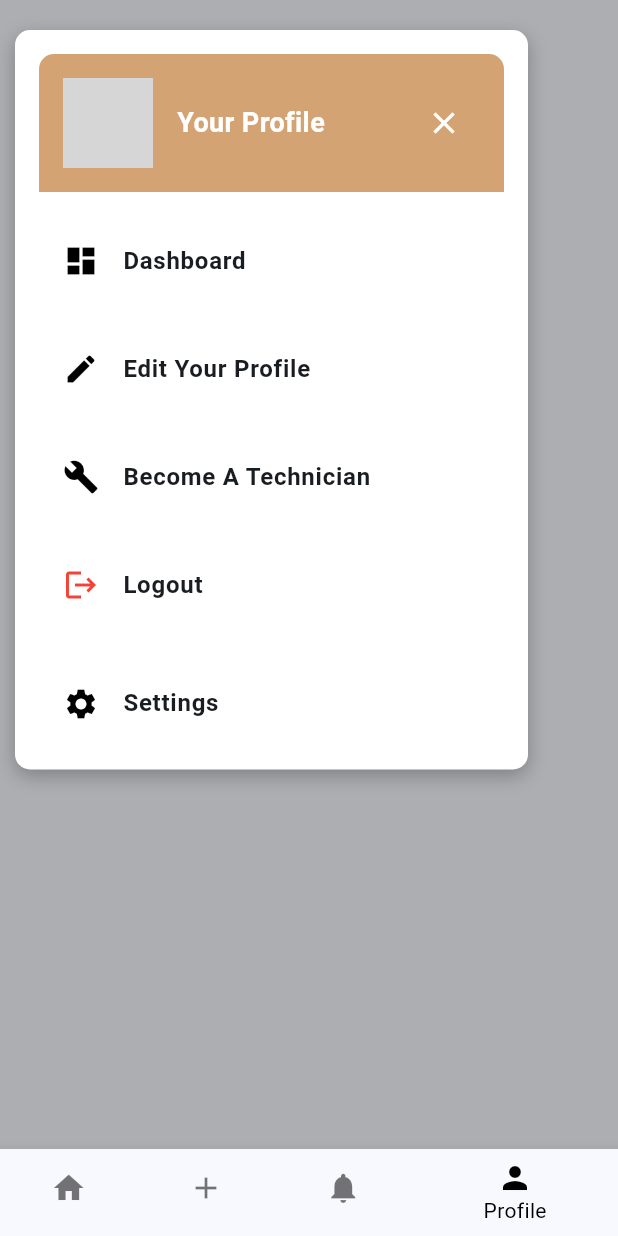
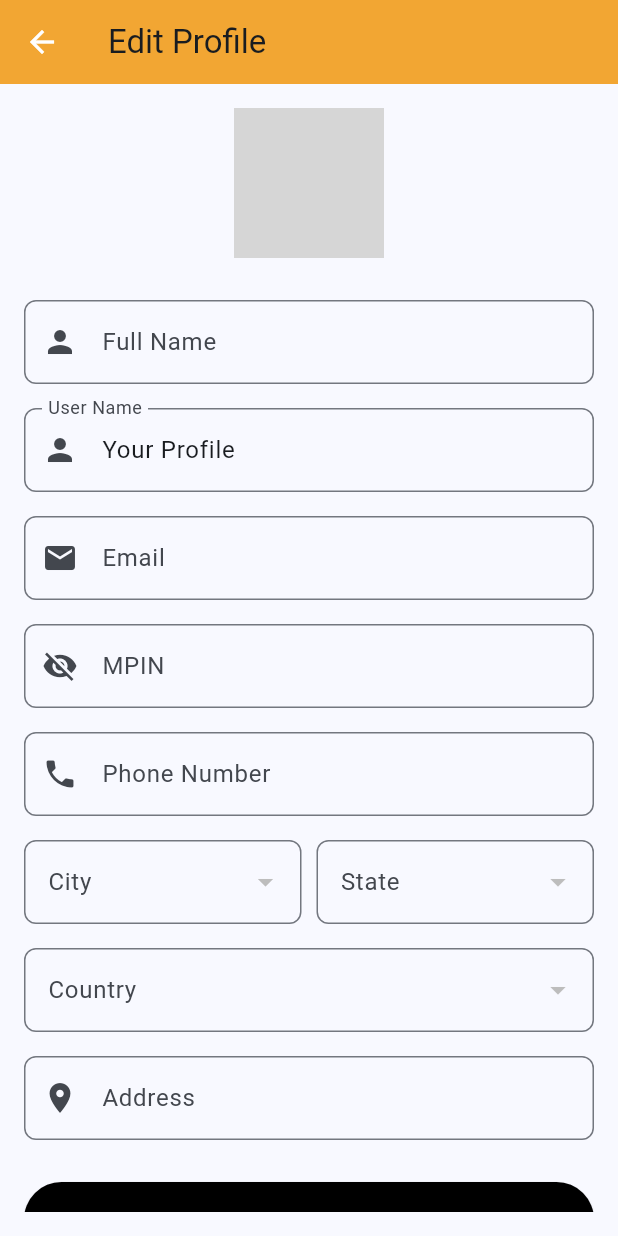
Before and after one commit to Humer-r5/Extra-Cash-App, a Flutter app: the HomePage screen opened directly, item 4 of the bottom bar chosen, after a tap on "Edit Your Profile", on a phone screen of 412 x 824 dp. Run offline on Flutter 3.47's test engine with Material 3 defaults, Android fonts, the phone set to English and light mode, and no system bars; grey boxes are pictures that could not be loaded.

Commit message:
added and updated profile pages

```diff
--- /dev/null
+++ b/lib/screens/edit_profile.dart
@@ -0,0 +1,144 @@
+import 'package:flutter/material.dart';
+
+class EditProfilePage extends StatefulWidget {
+  final String currentName;
+  const EditProfilePage({super.key, required this.currentName});
+
+  @override
+  _EditProfilePageState createState() => _EditProfilePageState();
+}
+
+class _EditProfilePageState extends State<EditProfilePage> {
+  late TextEditingController _nameController;
+
+  @override
+  void initState() {
+    super.initState();
+    _nameController = TextEditingController(text: widget.currentName);
+  }
+
+  @override
+  Widget build(BuildContext context) {
+    return Scaffold(
+      appBar: AppBar(
+        title: const Text("Edit Profile"),
+        backgroundColor: const Color.fromARGB(253, 242, 165, 49),
+        leading: IconButton(
+          icon: const Icon(Icons.arrow_back, color: Colors.white),
+          onPressed: () {
+            Navigator.pop(context);
+          },
+        ),
+      ),
+      body: Padding(
+        padding: const EdgeInsets.all(16.0),
+        child: SingleChildScrollView(
+          child: Column(
+            children: [
+              Center(
+                child: Stack(
+                  children: [
+                    const CircleAvatar(
+                      radius: 50,
+                      backgroundImage: AssetImage("assets/profile_pic.jpg"),
+                    ),
+                    Positioned(
+                      bottom: 0,
+                      right: 0,
+                      child: Container(
+                        padding: const EdgeInsets.all(4),
+                        decoration: const BoxDecoration(
+                          color: Colors.white,
+                          shape: BoxShape.circle,
+                        ),
+                        child: const Icon(
+                          Icons.camera_alt,
+                          color: Colors.black,
+                        ),
+                      ),
+                    ),
+                  ],
+                ),
+              ),
+              const SizedBox(height: 20),
+              _buildTextField("Full Name", Icons.person),
+              _buildTextField(
+                "User Name",
+                Icons.person,
+                controller: _nameController,
+              ),
+              _buildTextField("Email", Icons.email),
+              _buildTextField("MPIN", Icons.visibility_off),
+              _buildTextField("Phone Number", Icons.phone),
+              Row(
+                children: [
+                  Expanded(child: _buildDropdown("City")),
+                  const SizedBox(width: 10),
+                  Expanded(child: _buildDropdown("State")),
+                ],
+              ),
+              _buildDropdown("Country"),
+              _buildTextField("Address", Icons.location_on),
+              const SizedBox(height: 20),
+              SizedBox(
+                width: double.infinity,
+                child: ElevatedButton(
+                  onPressed: () {
+                    Navigator.pop(
+                      context,
+                      _nameController.text,
+                    ); // Pass updated name back
+                  },
+                  style: ElevatedButton.styleFrom(
+                    backgroundColor: Colors.black,
+                    padding: const EdgeInsets.symmetric(vertical: 15),
+                  ),
+                  child: const Text(
+                    "Confirm",
+                    style: TextStyle(color: Colors.white),
+                  ),
+                ),
+              ),
+            ],
+          ),
+        ),
+      ),
+    );
+  }
+
+  Widget _buildTextField(
+    String label,
+    IconData icon, {
+    TextEditingController? controller,
+    bool readOnly = false,
+    String initialValue = "",
+  }) {
+    return Padding(
+      padding: const EdgeInsets.symmetric(vertical: 8.0),
+      child: TextFormField(
+        controller: controller,
+        readOnly: readOnly,
+        initialValue: controller == null ? initialValue : null,
+        decoration: InputDecoration(
+          labelText: label,
+          prefixIcon: Icon(icon),
+          border: OutlineInputBorder(borderRadius: BorderRadius.circular(8.0)),
+        ),
+      ),
+    );
+  }
+
+  Widget _buildDropdown(String label) {
+    return Padding(
+      padding: const EdgeInsets.symmetric(vertical: 8.0),
+      child: DropdownButtonFormField(
+        decoration: InputDecoration(
+          labelText: label,
+          border: OutlineInputBorder(borderRadius: BorderRadius.circular(8.0)),
+        ),
+        items: const [],
+        onChanged: (value) {},
+      ),
+    );
+  }
+}
--- a/lib/screens/profile_page.dart
+++ b/lib/screens/profile_page.dart
@@ -1,8 +1,16 @@
 import 'package:flutter/material.dart';
 import 'dart:ui';
+import 'edit_profile.dart'; // Import EditProfilePage
 
-class ProfilePage extends StatelessWidget {
+class ProfilePage extends StatefulWidget {
   const ProfilePage({super.key});
+
+  @override
+  _ProfilePageState createState() => _ProfilePageState();
+}
+
+class _ProfilePageState extends State<ProfilePage> {
+  String userName = "Your Profile"; // Default name
 
   @override
   Widget build(BuildContext context) {
@@ -43,10 +51,13 @@ class ProfilePage extends StatelessWidget {
                 Container(
                   padding: const EdgeInsets.all(16),
                   decoration: BoxDecoration(
-                    color: const Color(
-                      0xFFD4A373,
+                    color: const Color.fromARGB(
+                      255,
+                      242,
+                      165,
+                      49,
                     ), // Exact color from reference image
-                    borderRadius: BorderRadius.vertical(
+                    borderRadius: const BorderRadius.vertical(
                       top: Radius.circular(10),
                     ),
                   ),
@@ -57,9 +68,9 @@ class ProfilePage extends StatelessWidget {
                         backgroundImage: AssetImage("assets/profile_pic.jpg"),
                       ),
                       const SizedBox(width: 16),
-                      const Text(
-                        "Your Profile",
-                        style: TextStyle(
+                      Text(
+                        userName,
+                        style: const TextStyle(
                           fontSize: 18,
                           fontWeight: FontWeight.bold,
                           color: Colors.white,
@@ -80,21 +91,45 @@ class ProfilePage extends StatelessWidget {
                   height: 10,
                 ), // Spacing between header and menu items
                 // Profile Menu Items
-                _buildMenuItem(Icons.dashboard, "Dashboard"),
-                _buildMenuItem(Icons.edit, "Edit Your Profile"),
-                _buildMenuItem(Icons.build, "Become A Technician"),
-                _buildMenuItem(Icons.logout, "Logout", iconColor: Colors.red),
+                _buildMenuItem(Icons.dashboard, "Dashboard", context),
+                _buildMenuItem(
+                  Icons.edit,
+                  "Edit Your Profile",
+                  context,
+                  onTap: () async {
+                    final updatedName = await Navigator.push(
+                      context,
+                      MaterialPageRoute(
+                        builder:
+                            (context) => EditProfilePage(currentName: userName),
+                      ),
+                    );
+
+                    if (updatedName != null && updatedName.isNotEmpty) {
+                      setState(() {
+                        userName = updatedName; // Update the profile name
+                      });
+                    }
+                  },
+                ),
+                _buildMenuItem(Icons.build, "Become A Technician", context),
+                _buildMenuItem(
+                  Icons.logout,
+                  "Logout",
+                  context,
+                  iconColor: Colors.red,
+                ),
 
                 const SizedBox(height: 15), // More spacing at bottom
                 // Settings at the bottom
-                ListTile(
-                  leading: const Icon(Icons.settings, color: Colors.black),
-                  title: const Text(
-                    "Settings",
-                    style: TextStyle(fontWeight: FontWeight.bold),
-                  ),
-                  onTap: () {},
-                ),
+                // ListTile(
+                //   leading: const Icon(Icons.settings, color: Colors.black),
+                //   title: const Text(
+                //     "Settings",
+                //     style: TextStyle(fontWeight: FontWeight.bold),
+                //   ),
+                //   onTap: () {},
+                // ),
               ],
             ),
           ),
@@ -106,15 +141,17 @@ class ProfilePage extends StatelessWidget {
   // Menu Item Builder for Consistency
   Widget _buildMenuItem(
     IconData icon,
-    String title, {
+    String title,
+    BuildContext context, {
     Color iconColor = Colors.black,
+    VoidCallback? onTap,
   }) {
     return Padding(
       padding: const EdgeInsets.symmetric(vertical: 8), // Increased spacing
       child: ListTile(
         leading: Icon(icon, color: iconColor),
         title: Text(title, style: const TextStyle(fontWeight: FontWeight.bold)),
-        onTap: () {},
+        onTap: onTap ?? () {},
       ),
     );
   }
```
